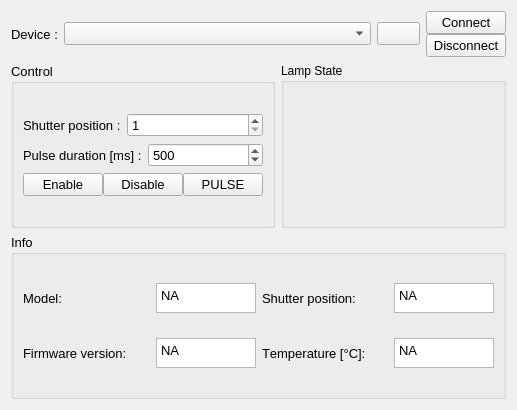
First picture: the form in src/lumed_HL_2000_HP_232R/ui/HL_2000_HP_232R_ui.ui, repository lumed-mtl/lumed_HL2000_HP_232R, before the edit.
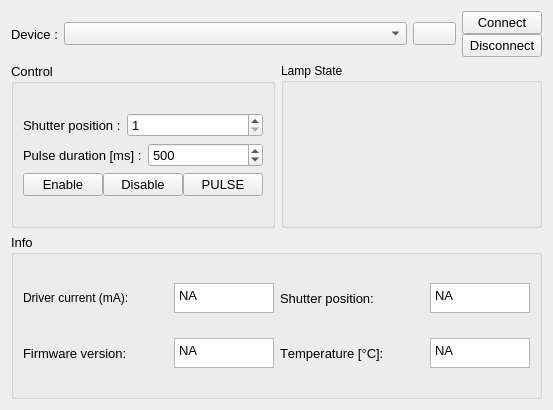
Second picture: the form after the edit.

Commit message:
Replaced "Model" text edit in info section with "Driver current"  text edit
The widget now displays the current used in the drive electronics to move the shutter.

```diff
--- a/src/lumed_HL_2000_HP_232R/ui/HL_2000_HP_232R_ui.ui
+++ b/src/lumed_HL_2000_HP_232R/ui/HL_2000_HP_232R_ui.ui
@@ -6,7 +6,7 @@
    <rect>
     <x>0</x>
     <y>0</y>
-    <width>517</width>
+    <width>553</width>
     <height>410</height>
    </rect>
   </property>
@@ -356,14 +356,20 @@
            <widget class="QLabel" name="label_model">
             <property name="font">
              <font>
-              <pointsize>10</pointsize>
+              <family>MS Shell Dlg 2</family>
+              <pointsize>9</pointsize>
               <weight>50</weight>
+              <italic>false</italic>
               <bold>false</bold>
               <kerning>false</kerning>
              </font>
             </property>
+            <property name="styleSheet">
+             <string notr="true">font: 9pt &quot;MS Shell Dlg 2&quot;;
+</string>
+            </property>
             <property name="text">
-             <string>Model: </string>
+             <string>Driver current (mA):</string>
             </property>
            </widget>
           </item>
```
Left out of the diff: 4 changed lines with no effect on the pictures. The commit also changes 1 other file.
